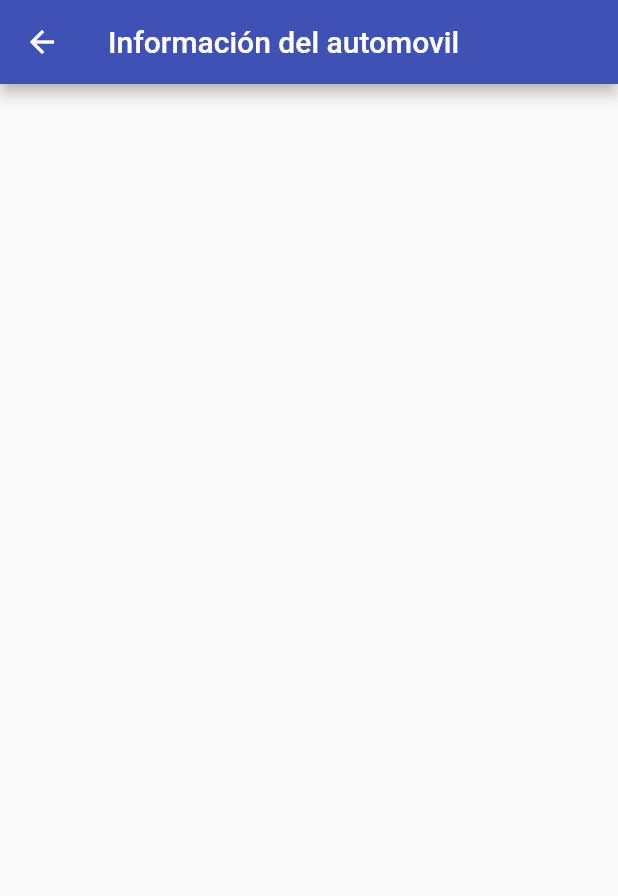
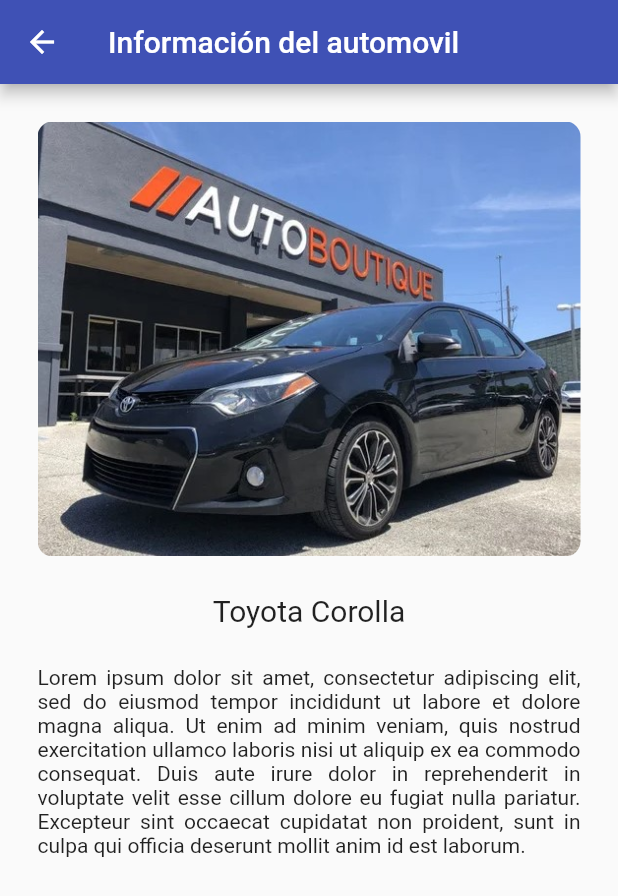
Before and after one commit to gerardoevs/driveloop-app, a Flutter app: the CarInfoPage screen opened by its route, on a phone screen of 412 x 824 dp. Shown: the top 896 px of the screen. Run offline on Flutter 3.47's test engine with Material 2 defaults, Android fonts, the phone set to English and light mode, and no system bars; our stand-ins replace transparent_image.

Commit message:
informacion de automovil

```diff
--- a/lib/pages/car_info_page.dart
+++ b/lib/pages/car_info_page.dart
@@ -9,7 +9,30 @@ class CarInfoPage extends StatelessWidget {
         appBar: AppBar(
           title: Text("Información del automovil"),
         ),
-
+        body: Column(
+          children: <Widget>[
+            Container(
+              margin: EdgeInsets.all(25.0),
+              child:ClipRRect(
+                borderRadius: BorderRadius.circular(10.0),
+                child: Image(
+                  image: AssetImage('assets/img/cars/car1.jpg'),
+                ),
+              )
+            ),
+            Center(
+              child: Text("Toyota Corolla", style: TextStyle(fontSize: 20.0)),
+            ),
+            Container(
+              margin: EdgeInsets.all(25.0),
+              child: Text(
+                "Lorem ipsum dolor sit amet, consectetur adipiscing elit, sed do eiusmod tempor incididunt ut labore et dolore magna aliqua. Ut enim ad minim veniam, quis nostrud exercitation ullamco laboris nisi ut aliquip ex ea commodo consequat. Duis aute irure dolor in reprehenderit in voluptate velit esse cillum dolore eu fugiat nulla pariatur. Excepteur sint occaecat cupidatat non proident, sunt in culpa qui officia deserunt mollit anim id est laborum.",
+                style: TextStyle(),
+                textAlign: TextAlign.justify,
+              ),
+            )
+          ],
+        ),
       )
     );
   }
```
